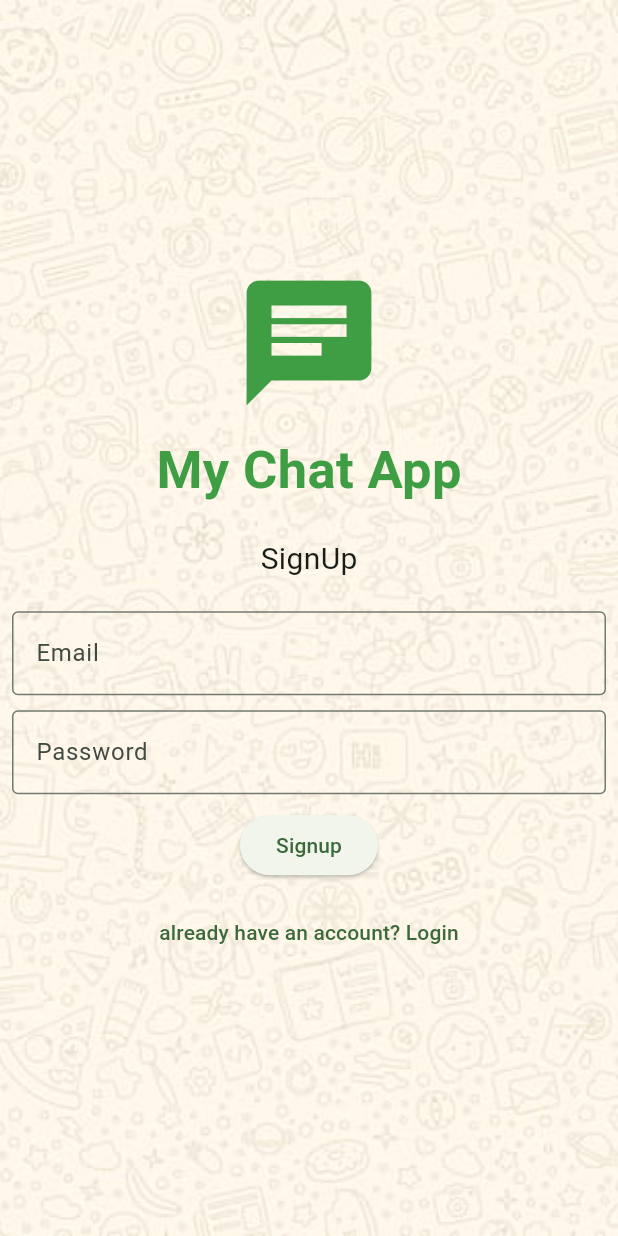
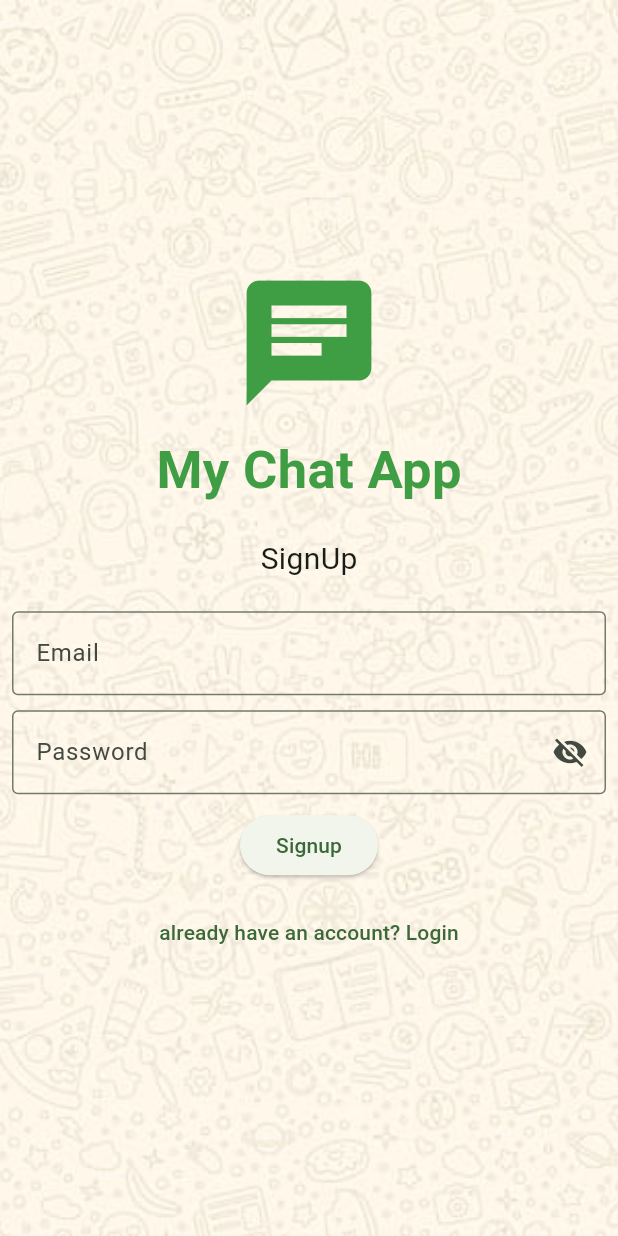
Before and after one commit to shitalchauhan769/chat_app, a Flutter app: the screen it shows after launch, after a tap on "Login", after a tap on "Don't have an account? SignUp", on a phone screen of 412 x 824 dp. Run offline on Flutter 3.47's test engine with Material 3 defaults, Android fonts, the phone set to English and light mode, and no system bars; our stand-ins replace cloud_firestore, firebase_auth, firebase_core, firebase_messaging, flutter_chat_bubble, flutter_local_notifications and 5 more; accounts and stored records are empty.

Commit message:
18-9-2024

```diff
--- a/lib/screen/home/controller/home_controller.dart
+++ b/lib/screen/home/controller/home_controller.dart
@@ -15,6 +15,7 @@ class HomeController extends GetxController
   RxInt selctedBottom = 0.obs;
   RxBool theme = false.obs;
   RxList<ChatModel>chatList=<ChatModel>[].obs;
+  RxBool isHidePassword = true.obs;
 
 
   void getUser() {
@@ -32,6 +33,11 @@ class HomeController extends GetxController
 
   }
 
+  void hidePassword()
+  {
+    isHidePassword.value=!isHidePassword.value;
+  }
+
 
 
 }
--- a/lib/screen/login/view/login_screen.dart
+++ b/lib/screen/login/view/login_screen.dart
@@ -18,7 +18,7 @@ class _LoginScreenState extends State<LoginScreen> {
   TextEditingController txtEmail = TextEditingController();
   TextEditingController txtPassword = TextEditingController();
   HomeController homeController = Get.put(HomeController());
-  GlobalKey<FormState> fromKey=GlobalKey<FormState>();
+  GlobalKey<FormState> fromKey = GlobalKey<FormState>();
 
   @override
   Widget build(BuildContext context) {
@@ -27,19 +27,27 @@ class _LoginScreenState extends State<LoginScreen> {
       child: Scaffold(
         body: Stack(
           children: [
-            homeController.theme.value==true?
+            homeController.theme.value == true ?
             Image(
               image:
               const AssetImage("assets/image/whatsapp wallpaper2.jpg"),
-              width: MediaQuery.sizeOf(context).width,
-              height: MediaQuery.sizeOf(context).height,
+              width: MediaQuery
+                  .sizeOf(context)
+                  .width,
+              height: MediaQuery
+                  .sizeOf(context)
+                  .height,
               fit: BoxFit.cover,
             )
-                :Image(
+                : Image(
               image:
               const AssetImage("assets/image/whatsapp wallpaper.jpg"),
-              width: MediaQuery.sizeOf(context).width,
-              height: MediaQuery.sizeOf(context).height,
+              width: MediaQuery
+                  .sizeOf(context)
+                  .width,
+              height: MediaQuery
+                  .sizeOf(context)
+                  .height,
               fit: BoxFit.cover,
             ),
             Padding(
@@ -58,7 +66,9 @@ class _LoginScreenState extends State<LoginScreen> {
                   const Text(
                     "Login Your Account",
                     style: TextStyle(
-                        fontSize: 35, fontWeight: FontWeight.bold, color: green),
+                        fontSize: 35,
+                        fontWeight: FontWeight.bold,
+                        color: green),
                   ),
                   const Text(
                     "Login",
@@ -78,13 +88,12 @@ class _LoginScreenState extends State<LoginScreen> {
                       border: OutlineInputBorder(),
                     ),
                     validator: (value) {
-                      if(value!.isEmpty)
-                      {
+                      if (value!.isEmpty) {
                         return "Please enter Email";
                       }
-                      else if(!RegExp(r"^[a-zA-Z0-9.a-zA-Z0-9.!#$%&'*+-/=?^_`{|}~]+@[a-zA-Z0-9]+\.[a-zA-Z]+")
-                          .hasMatch(value))
-                      {
+                      else if (!RegExp(
+                          r"^[a-zA-Z0-9.a-zA-Z0-9.!#$%&'*+-/=?^_`{|}~]+@[a-zA-Z0-9]+\.[a-zA-Z]+")
+                          .hasMatch(value)) {
                         return "Please enter Email";
                       }
                       return null;
@@ -93,34 +102,40 @@ class _LoginScreenState extends State<LoginScreen> {
                   const SizedBox(
                     height: 10,
                   ),
-                  TextFormField(
+                  Obx(
+                    () =>  TextFormField(
+                      obscureText:homeController.isHidePassword.value,
                       controller: txtPassword,
-                    obscureText: true,
-
-                    decoration: const InputDecoration(
-                      label: Text(
+                      decoration: InputDecoration(
+                        suffixIcon: IconButton(onPressed: () {
+                          homeController.hidePassword();
+                        },
+                          icon: Icon(homeController.isHidePassword.value
+                              ?Icons.visibility_off
+                              :Icons.visibility
+                          ),),
+                        label: const Text(
                           "Password",
                         ),
-                      border: OutlineInputBorder(),
+                        border: const OutlineInputBorder(),
                       ),
                       validator: (value) {
-                      if(value!.isEmpty)
-                      {
+                        if (value!.isEmpty) {
                           return "Please enter Password";
                         }
                         return null;
                       },
+                    ),
                   ),
                   const SizedBox(
                     height: 10,
                   ),
                   ElevatedButton(
                     onPressed: () async {
-
-                     if(fromKey.currentState!.validate())
-                       {
+                      if (fromKey.currentState!.validate()) {
                         String mag = await AuthHelper.helper
-                             .signInEmailWithPassword(txtEmail.text, txtPassword.text);
+                            .signInEmailWithPassword(
+                            txtEmail.text, txtPassword.text);
                         if (mag == "Success") {
                           AuthHelper.helper.checkUser();
                           Get.offAndToNamed('/profile');
@@ -128,9 +143,8 @@ class _LoginScreenState extends State<LoginScreen> {
                           Get.snackbar(mag, "My ChatApp");
                         }
                       }
-
                     },
-                    child:  const Text(
+                    child: const Text(
                       "Login",
                     ),
                   ),
@@ -163,7 +177,7 @@ class _LoginScreenState extends State<LoginScreen> {
                     onPressed: () {
                       Get.toNamed("/signup");
                     },
-                    child:  const Text("Don't have an account? SignUp",),
+                    child: const Text("Don't have an account? SignUp",),
                   ),
                 ],
               ),
--- a/lib/screen/login/view/signup_screen.dart
+++ b/lib/screen/login/view/signup_screen.dart
@@ -18,7 +18,7 @@ class _SignupScreenState extends State<SignupScreen> {
   TextEditingController txtEmail = TextEditingController();
   TextEditingController txtPassword = TextEditingController();
   HomeController homeController = Get.put(HomeController());
-  GlobalKey<FormState> fromKey=GlobalKey<FormState>();
+  GlobalKey<FormState> fromKey = GlobalKey<FormState>();
 
   @override
   Widget build(BuildContext context) {
@@ -26,15 +26,15 @@ class _SignupScreenState extends State<SignupScreen> {
       child: Scaffold(
         body: Stack(
           children: [
-            homeController.theme.value==true?
-            Image(
-              image:
-              const AssetImage("assets/image/whatsapp wallpaper2.jpg"),
+            homeController.theme.value == true
+                ? Image(
+                    image: const AssetImage(
+                        "assets/image/whatsapp wallpaper2.jpg"),
                     width: MediaQuery.sizeOf(context).width,
                     height: MediaQuery.sizeOf(context).height,
                     fit: BoxFit.cover,
                   )
-                :Image(
+                : Image(
                     image:
                         const AssetImage("assets/image/whatsapp wallpaper.jpg"),
                     width: MediaQuery.sizeOf(context).width,
@@ -59,9 +59,7 @@ class _SignupScreenState extends State<SignupScreen> {
                     style: TextStyle(
                         fontSize: 35,
                         fontWeight: FontWeight.bold,
-                      color: green
-
-                    ),
+                        color: green),
                   ),
                   const SizedBox(
                     height: 20,
@@ -70,7 +68,6 @@ class _SignupScreenState extends State<SignupScreen> {
                     "SignUp",
                     style: TextStyle(
                       fontSize: 20,
-
                     ),
                   ),
                   const SizedBox(
@@ -85,29 +82,43 @@ class _SignupScreenState extends State<SignupScreen> {
                       border: OutlineInputBorder(),
                     ),
                     validator: (value) {
-                      if(value!.isEmpty)
-                      {
+                      if (value!.isEmpty) {
                         return "Please enter Email";
-                      }
-                      else if(!RegExp(r"^[a-zA-Z0-9.a-zA-Z0-9.!#$%&'*+-/=?^_`{|}~]+@[a-zA-Z0-9]+\.[a-zA-Z]+")
-                          .hasMatch(value))
-                      {
+                      } else if (!RegExp(
+                              r"^[a-zA-Z0-9.a-zA-Z0-9.!#$%&'*+-/=?^_`{|}~]+@[a-zA-Z0-9]+\.[a-zA-Z]+")
+                          .hasMatch(value)) {
                         return "Please enter Email";
                       }
                       return null;
                     },
-
                   ),
                   const SizedBox(
                     height: 10,
                   ),
-                  TextFormField(
+                  Obx(
+                    () => TextFormField(
+                      obscureText: homeController.isHidePassword.value,
                       controller: txtPassword,
-                    decoration: const InputDecoration(
-                      label: Text(
+                      decoration: InputDecoration(
+                        suffixIcon: IconButton(
+                          onPressed: () {
+                            homeController.hidePassword();
+                          },
+                          icon: Icon(homeController.isHidePassword.value
+                              ? Icons.visibility_off
+                              : Icons.visibility),
+                        ),
+                        label: const Text(
                           "Password",
                         ),
-                      border: OutlineInputBorder(),
+                        border: const OutlineInputBorder(),
+                      ),
+                      validator: (value) {
+                        if (value!.isEmpty) {
+                          return "Please enter Password";
+                        }
+                        return null;
+                      },
                     ),
                   ),
                   const SizedBox(
@@ -115,20 +126,19 @@ class _SignupScreenState extends State<SignupScreen> {
                   ),
                   ElevatedButton(
                     onPressed: () async {
-                      if(fromKey.currentState!.validate())
-                        {
-                          String mag = await AuthHelper.helper.signUpEmailWithPassword(txtEmail.text, txtPassword.text);
+                      if (fromKey.currentState!.validate()) {
+                        String mag = await AuthHelper.helper
+                            .signUpEmailWithPassword(
+                                txtEmail.text, txtPassword.text);
                         if (mag == "Success") {
                           Get.snackbar("Successful", "My ChatApp");
                           Get.offAllNamed("/login");
                         } else {
                           Get.snackbar(mag, "My ChatApp");
-
                         }
                       }
-
                     },
-                    child:  const Text(
+                    child: const Text(
                       "Signup",
                     ),
                   ),
@@ -137,7 +147,6 @@ class _SignupScreenState extends State<SignupScreen> {
                   ),
                   TextButton(
                     onPressed: () {
-
                       Get.back();
                     },
                     child: const Text("already have an account? Login"),
--- a/pubspec.yaml
+++ b/pubspec.yaml
@@ -46,6 +46,8 @@ dependencies:
   firebase_messaging: ^15.1.0
   shared_preferences: ^2.3.2
   salomon_bottom_bar: ^3.3.2
+  flutter_chat_bubble: ^2.0.2
+  chat_bubbles: ^1.6.0
 
 dev_dependencies:
   flutter_test:
@@ -66,7 +68,7 @@ dev_dependencies:
 flutter_launcher_icons:
     android: "launcher_icon"
     ios: true
-    image_path: "assets/logo/google.png"
+    image_path: "assets/icon/google.png"
     min_sdk_android: 21 # android min sdk min:16, default 21
 
 flutter:
@@ -81,7 +83,7 @@ flutter:
   #   - images/a_dot_ham.jpeg
   assets:
     - assets/image/
-    - assets/logo/
+    - assets/icon/
 
 
   # An image asset can refer to one or more resolution-specific "variants", see
```
Also changed, not shown: lib/screen/chat/view/chat_screen.dart (+66 -18 lines), assets/icon/google.png (renamed from assets/logo/google.png), pubspec.lock, 1 other file. Lines whose indentation alone changed are shown as unchanged.
